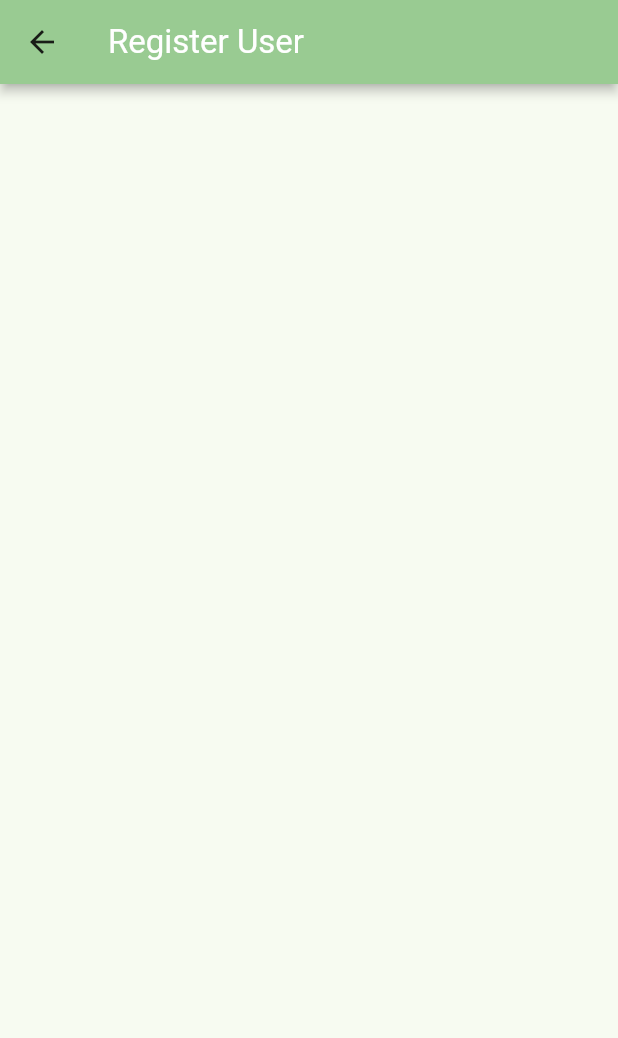
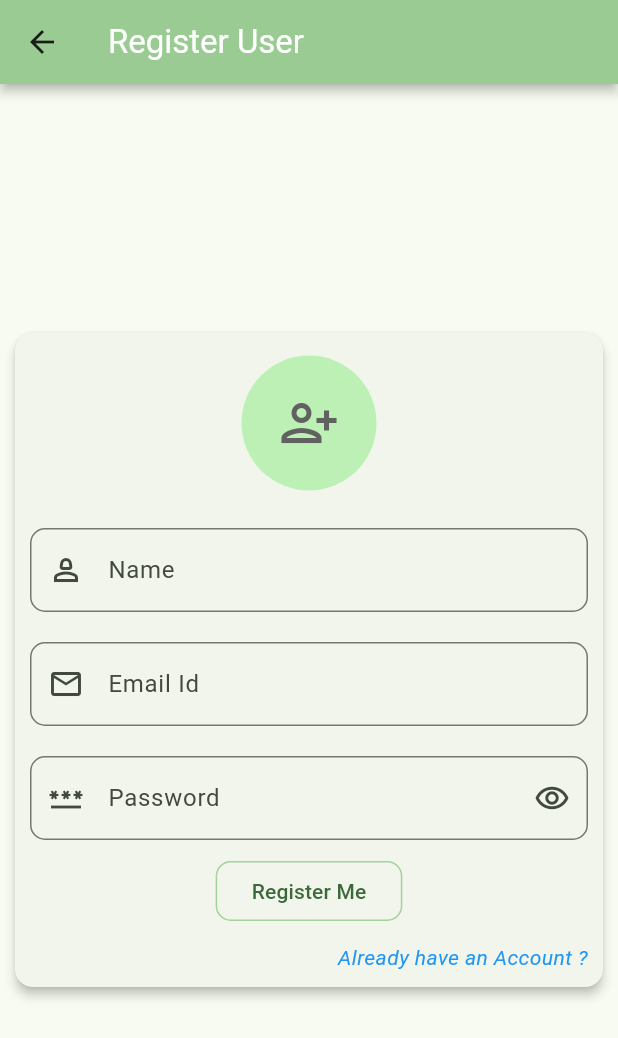
Before and after one commit to gouravpatil70/documents_store_app, a Flutter app: the RegisterScreen screen opened by its route, on a phone screen of 412 x 824 dp. Shown: the top 1038 px of the screen. Run offline on Flutter 3.47's test engine with Material 3 defaults, Android fonts, the phone set to English and light mode, and no system bars.

Commit message:
Worked on UI design of the register screen

```diff
--- a/lib/Screens/register_screen.dart
+++ b/lib/Screens/register_screen.dart
@@ -1,4 +1,6 @@
 import 'package:documents_store_app/Widgets/custom_app_bar.dart';
+import 'package:documents_store_app/Widgets/custom_button.dart';
+import 'package:documents_store_app/Widgets/custom_input_box.dart';
 import 'package:flutter/material.dart';
 
 class RegisterScreen extends StatefulWidget{
@@ -14,6 +16,73 @@ class _RegisterScreenState extends State<RegisterScreen> {
     return Scaffold(
       appBar: CustomAppBar.customAppBar(context: context, appTitle: 'Register User'),
 
+      body: Center(
+        child: Card(
+          margin: const EdgeInsets.all(10.0),
+          elevation: 3.0,
+          shadowColor: Colors.black,
+          child: SingleChildScrollView(
+            child: Column(
+              children: [
+
+                // Register UI Icon
+                Padding(
+                  padding: const EdgeInsets.only(top: 15.0, bottom: 15.0),
+                  child: CircleAvatar(
+                    radius: 45.0,
+                    child: Icon(
+                      Icons.person_add_alt,
+                      color: Colors.grey[700],
+                      size: 40.0,
+                    ),
+                  ),
+
+                ),
+
+                // Name Field
+                const CustomTextFormField(validator: 'Please provide name', labelText: 'Name', icon: Icons.person_2_outlined, isPasswordField: false),
+
+                // Email Field
+                const CustomTextFormField(validator: 'Please provide Email Id', labelText: 'Email Id', icon: Icons.mail_outline, isPasswordField: false),
+
+                // Password Field
+                const CustomTextFormField(validator: 'Please enter Password', labelText: 'Password', icon: Icons.password_outlined, isPasswordField: true),
+
+                // Register Button
+                CustomButton.customOutlinedButton(context: context, buttonText: 'Register Me'),
+
+                // If Account Exist text
+                Container(
+                  width: MediaQuery.of(context).size.width,
+                  margin: const EdgeInsets.all(10.0),
+                  child: GestureDetector(
+                    child: const Text(
+                      'Already have an Account ?',
+                      style: TextStyle(
+                        color: Colors.blue,
+                        fontStyle: FontStyle.italic,
+                      ),
+                      textAlign: TextAlign.right,
+                    ),
+
+                    // OnClick event
+                    onTap: ()=> _navigateToLoginScreen(),
+                  ),
+                ),
+
+
+                // You can add other widgets from here ...
+              ],
+            ),
+          ),
+        ),
+      ),
     );
   }
+
+
+  // Navigate to Login Screen
+  _navigateToLoginScreen(){
+    Navigator.pushReplacementNamed(context, '/loginScreen');
+  }
 }
```
